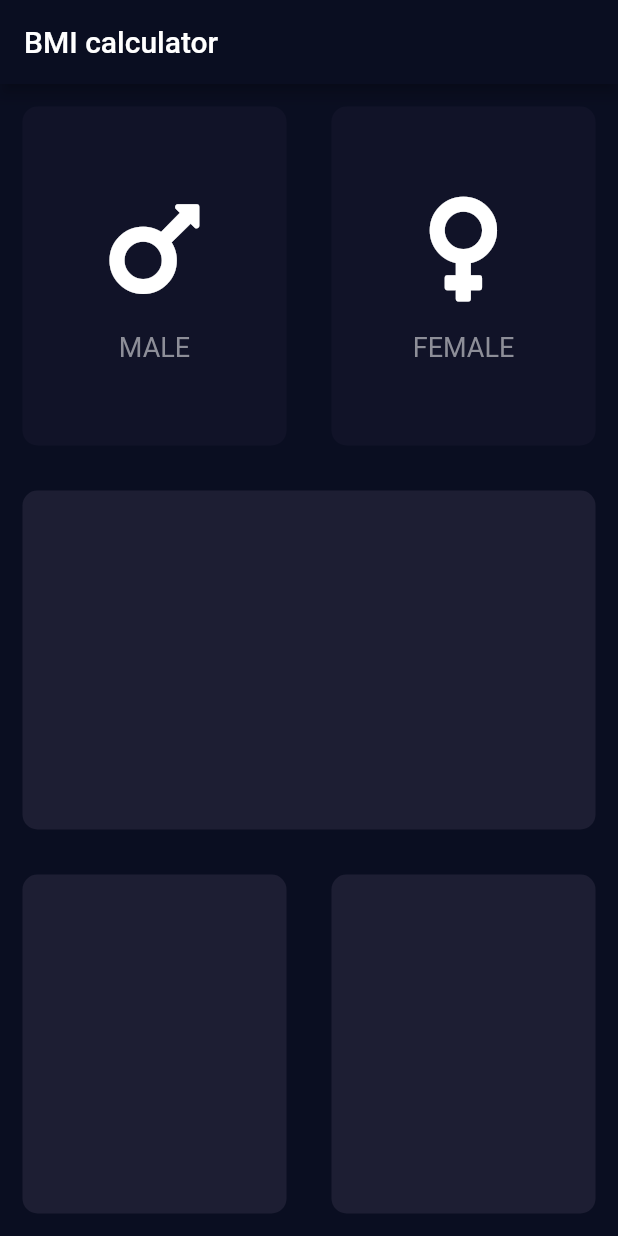
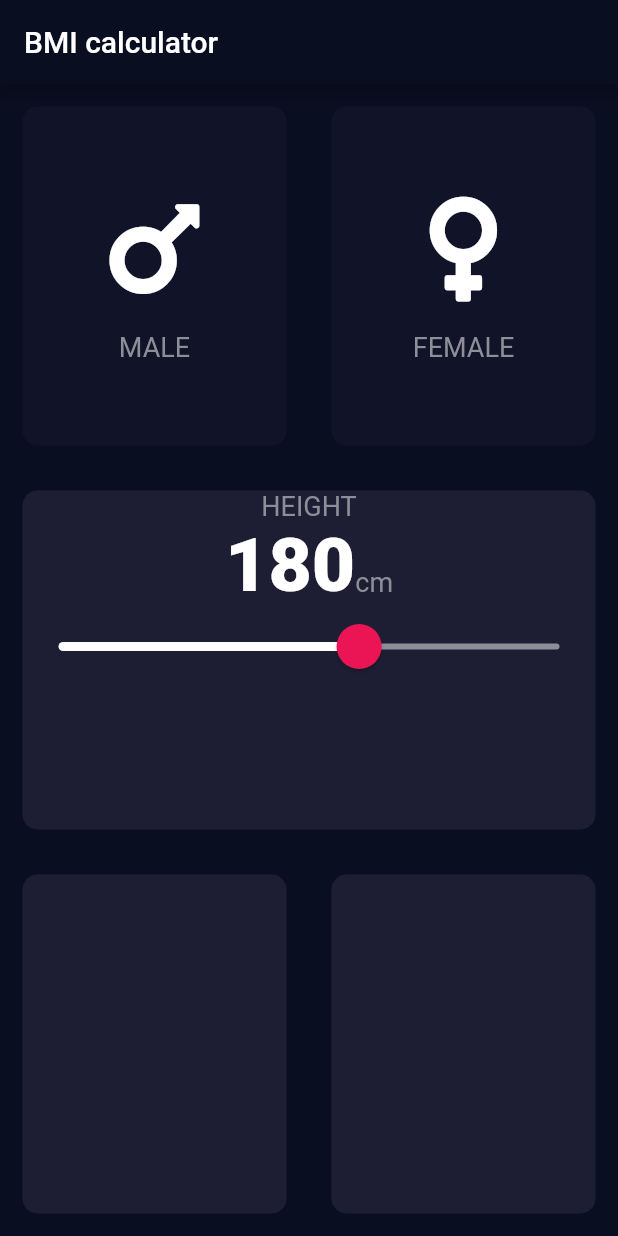
Before and after one commit to korsander/flutter-course, a Flutter app: the screen it shows after launch, on a phone screen of 412 x 824 dp. Run offline on Flutter 3.47's test engine with Material 2 defaults, Android fonts, the phone set to English and light mode, and no system bars; our stand-ins replace font_awesome_flutter.

Commit message:
added slider widget

```diff
--- a/10-bmi-calc/lib/icon_content.dart
+++ b/10-bmi-calc/lib/icon_content.dart
@@ -1,3 +1,4 @@
+import 'package:course/styles.dart';
 import 'package:flutter/material.dart';
 
 class IconContent extends StatelessWidget {
@@ -20,10 +21,7 @@ class IconContent extends StatelessWidget {
         ),
         Text(
           title,
-          style: TextStyle(
-            fontSize: 18.0,
-            color: Color(0xFF8D8E98),
-          ),
+          style: LABEL_STYLE,
         )
       ],
     );
--- a/10-bmi-calc/lib/input_page.dart
+++ b/10-bmi-calc/lib/input_page.dart
@@ -1,4 +1,5 @@
 import 'package:course/reusable_card.dart';
+import 'package:course/styles.dart';
 import 'package:flutter/material.dart';
 import 'package:font_awesome_flutter/font_awesome_flutter.dart';
 
@@ -21,6 +22,7 @@ class InputPage extends StatefulWidget {
 
 class _InputPageState extends State<InputPage> {
   Gender gender;
+  int height = 180;
 
   @override
   Widget build(BuildContext context) {
@@ -71,6 +73,48 @@ class _InputPageState extends State<InputPage> {
           Expanded(
             child: ReusableCard(
               color: activeCardColor,
+              child: Column(
+                children: <Widget>[
+                  Text(
+                    'HEIGHT',
+                    style: LABEL_STYLE,
+                  ),
+                  Row(
+                    mainAxisAlignment: MainAxisAlignment.center,
+                    crossAxisAlignment: CrossAxisAlignment.baseline,
+                    textBaseline: TextBaseline.alphabetic,
+                    children: <Widget>[
+                      Text(
+                        height.toString(),
+                        style: BIG_NUMBER_STYLE,
+                      ),
+                      Text(
+                        'cm',
+                        style: LABEL_STYLE,
+                      )
+                    ],
+                  ),
+                  SliderTheme(
+                    data: SliderTheme.of(context).copyWith(
+                        activeTrackColor: Colors.white,
+                        thumbColor: Color(0xFFEB1555),
+                        overlayColor: Color(0x29EB1555),
+                        thumbShape:
+                            RoundSliderThumbShape(enabledThumbRadius: 15.0)),
+                    child: Slider(
+                      value: height.toDouble(),
+                      min: 120.0,
+                      max: 220.0,
+                      inactiveColor: Color(0xFF8D8E98),
+                      onChanged: (double newValue) {
+                        setState(() {
+                          height = newValue.round();
+                        });
+                      },
+                    ),
+                  ),
+                ],
+              ),
             ),
           ),
           Expanded(
--- /dev/null
+++ b/10-bmi-calc/lib/styles.dart
@@ -0,0 +1,11 @@
+import 'package:flutter/material.dart';
+
+const TextStyle LABEL_STYLE = TextStyle(
+  fontSize: 18.0,
+  color: Color(0xFF8D8E98),
+);
+
+const TextStyle BIG_NUMBER_STYLE = TextStyle(
+  fontSize: 50.0,
+  fontWeight: FontWeight.w900,
+);
```
